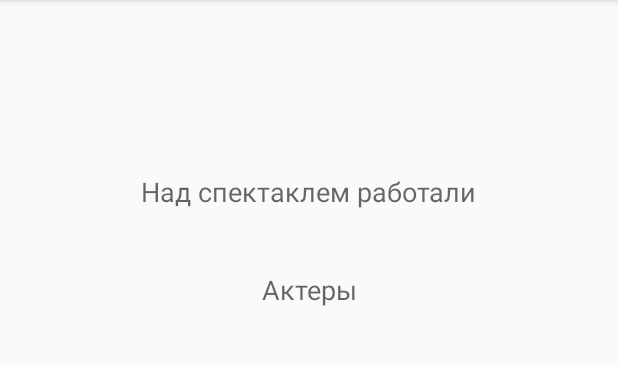
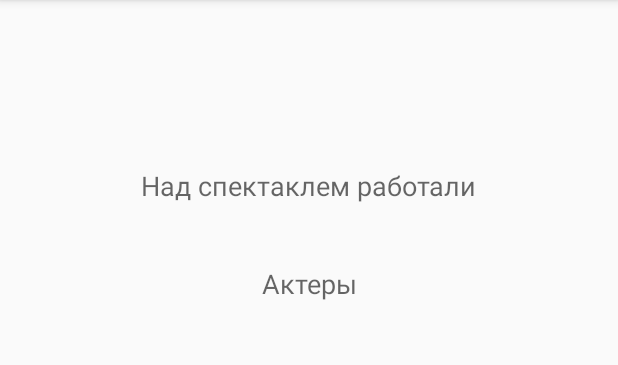
Before and after one commit to ArtemMinitskiy/TeatrNaChaynoy, an Android app: the PerformanceDetailActivity screen opened directly, with no data from a screen before it, on a phone screen of 412 x 824 dp, the part 84-449 px from its top. Run offline under Robolectric (Android 15) with nearby library versions, the phone set to English and light mode, and no system bars; our stand-ins replace Picasso, data binding; pictures from the network do not load; 1 statement that could not run was skipped.

Commit message:
small changes

```diff
--- a/app/src/main/res/layout/activity_performance_detail.xml
+++ b/app/src/main/res/layout/activity_performance_detail.xml
@@ -1,9 +1,10 @@
 <?xml version="1.0" encoding="utf-8"?>
-<layout xmlns:tools="http://schemas.android.com/tools"
-    xmlns:android="http://schemas.android.com/apk/res/android"
-    xmlns:app="http://schemas.android.com/apk/res-auto">
+<layout xmlns:android="http://schemas.android.com/apk/res/android"
+    xmlns:app="http://schemas.android.com/apk/res-auto"
+    xmlns:tools="http://schemas.android.com/tools">
 
     <data>
+
         <variable
             name="performance"
             type="com.example.teatrnachaynoy.Performance" />
@@ -40,7 +41,7 @@
                 android:layout_width="wrap_content"
                 android:layout_height="wrap_content"
                 android:layout_marginStart="8dp"
-                android:layout_marginTop="8dp"
+                android:layout_marginTop="4dp"
                 android:layout_marginEnd="8dp"
                 android:gravity="center"
                 android:text='@{performance.title}'
@@ -53,8 +54,6 @@
                 android:id="@+id/perf_image"
                 android:layout_width="wrap_content"
                 android:layout_height="wrap_content"
-                android:layout_marginStart="8dp"
-                android:layout_marginEnd="8dp"
                 app:imageUrl="@{performance.image_url}"
                 app:layout_constraintEnd_toEndOf="parent"
                 app:layout_constraintStart_toStartOf="parent"
```
Also changed, not shown: app/src/main/res/layout/activity_actors.xml (+6 -5 lines), app/src/main/res/layout/actors_view_item.xml (+4 -4 lines). Lines whose indentation alone changed are shown as unchanged.
